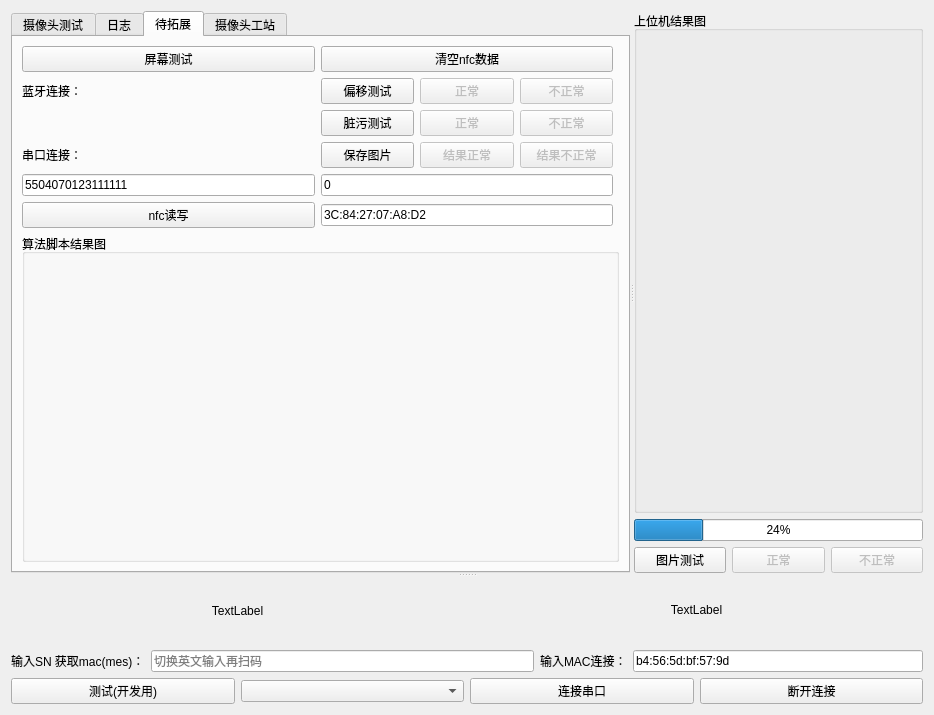
This is work_station/camera/cameratest.ui in yuhuang163/test as Qt 5 draws it before an edit. The edited form follows.
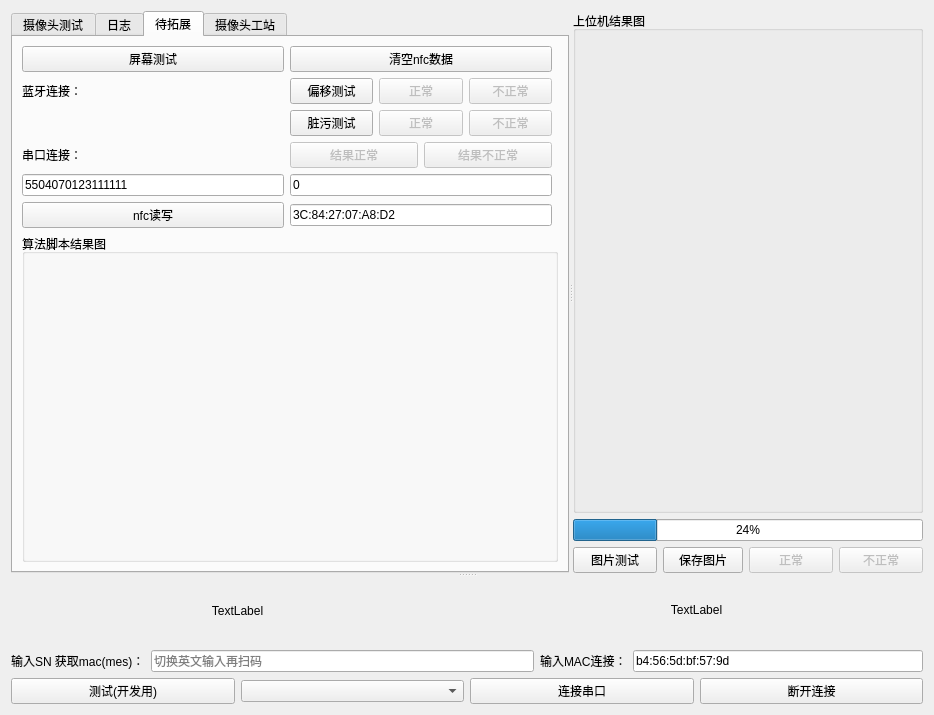
This is the edited form. The open tabs and pages were chosen to show the change.

Commit message: // [PCBA_VER] 修复伟克森mes的bug，上位机设置界面添加下拉选择产品和工厂，调整了保存测试记录的代码 // [QC_VER] 上位机设置界面添加下拉选择产品和工厂，调整了保存测试记录的代码 // [IMU_VER]，上位机设置界面添加下拉选择产品和工厂，调整了保存测试记录的代码 // [CAMERA_VER]  上位机设置界面添加下拉选择产品和工厂，调整了保存测试记录的代码 // [DEBUG_VER] 增加电机校准时间的读取，上位机设置界面添加下拉选择产品和工厂，调整了保存测试记录的代码 // [AGE_VER] 立讯新增老化静置时间查询，上位机设置界面添加下拉选择产品和工厂，调整了保存测试记录的代码 // [SCREEN_VER] 上位机设置界面添加下拉选择产品和工厂，调整了保存测试记录的代码 // [SINGLE_VER] 上位机设置界面添加下拉选择产品和工厂，调整了保存测试记录的代码 // [MOTOR_VER] 上位机设置界面添加下拉选择产品和工厂，调整了保存测试记录的代码 // [LIGHT_VER] 上位机设置界面添加下拉选择产品和工厂，调整了保存测试记录的代码 // [FREE_VER] 上位机设置界面添加下拉选择产品和工厂，调整了保存测试记录的代码，修复bug，增加保存功能，允许调整可拖动区 //

Diff of the .ui file:
```diff
--- a/work_station/camera/cameratest.ui
+++ b/work_station/camera/cameratest.ui
@@ -326,13 +326,6 @@
          </item>
          <item row="3" column="1">
           <layout class="QHBoxLayout" name="horizontalLayout_7">
-           <item>
-            <widget class="QPushButton" name="save_photo">
-             <property name="text">
-              <string>保存图片</string>
-             </property>
-            </widget>
-           </item>
            <item>
             <widget class="QPushButton" name="normal">
              <property name="enabled">
@@ -711,6 +704,13 @@
               </property>
              </widget>
             </item>
+            <item>
+             <widget class="QPushButton" name="save_photo">
+              <property name="text">
+               <string>保存图片</string>
+              </property>
+             </widget>
+            </item>
             <item>
              <widget class="QPushButton" name="jxl_normal">
               <property name="enabled">
```
The commit also changes 33 other files.
